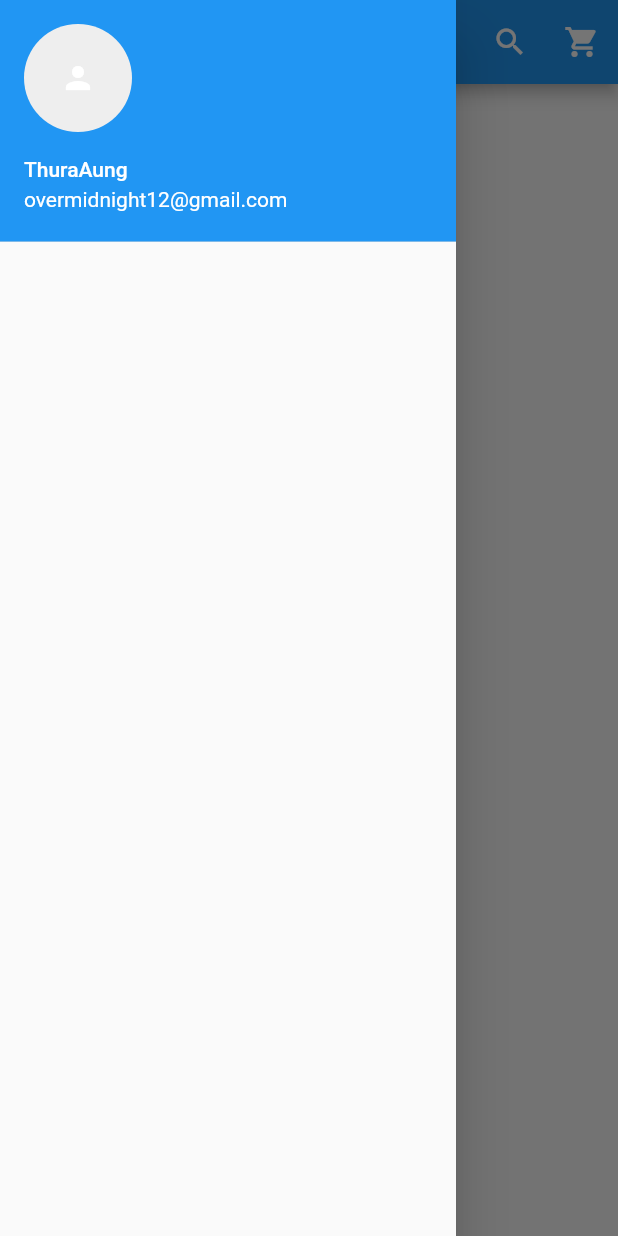
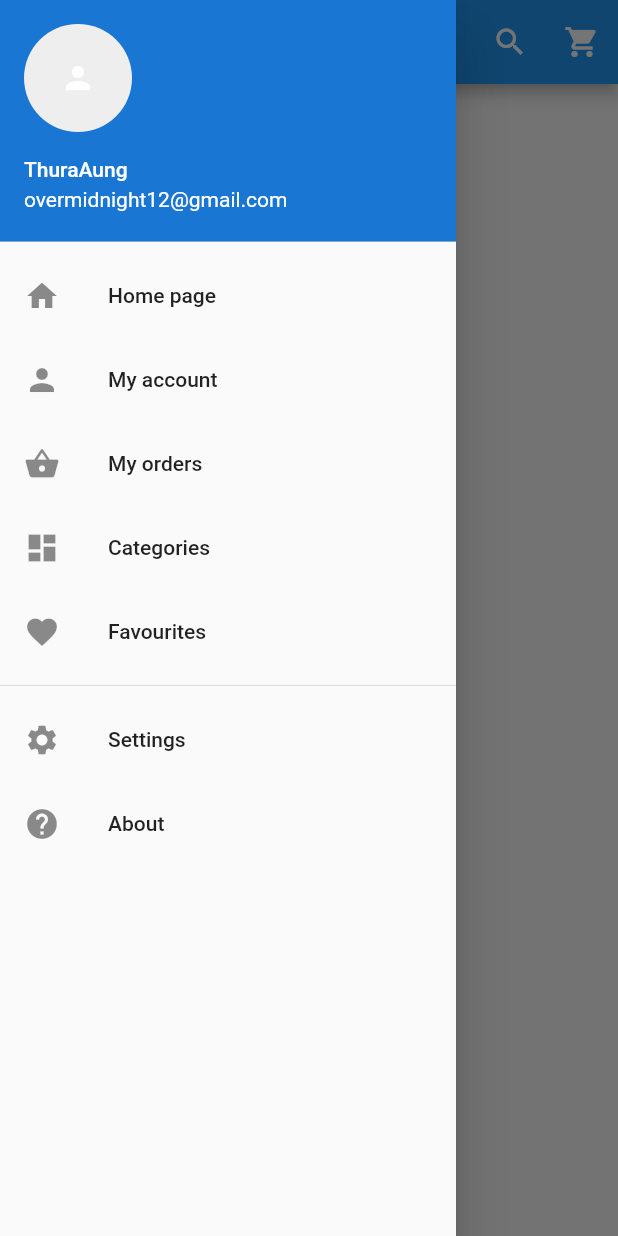
Before and after one commit to zinmyoswe/Flutter-Ecommerce-App, a Flutter app: the screen it shows after launch, with the side drawer open, on a phone screen of 412 x 824 dp. Run offline on Flutter 3.47's test engine with Material 2 defaults, Android fonts, the phone set to English and light mode, and no system bars.

Commit message:
my changes

```diff
--- a/lib/main.dart
+++ b/lib/main.dart
@@ -39,7 +39,70 @@ class _HomePageState extends State<HomePage> {
                    child: Icon(Icons.person, color: Colors.white,),
                 ),
               ),
+              decoration: new BoxDecoration(
+                color: Colors.blue[700]
+              ),
             ),
+
+            InkWell(
+              onTap: (){},
+              child: ListTile(
+                title: Text('Home page'),
+                leading: Icon(Icons.home),
+              ),
+            ),
+
+            InkWell(
+              onTap: (){},
+              child: ListTile(
+                title: Text('My account'),
+                leading: Icon(Icons.person),
+              ),
+            ),
+
+            InkWell(
+              onTap: (){},
+              child: ListTile(
+                title: Text('My orders'),
+                leading: Icon(Icons.shopping_basket),
+              ),
+            ),
+
+            InkWell(
+              onTap: (){},
+              child: ListTile(
+                title: Text('Categories'),
+                leading: Icon(Icons.dashboard),
+              ),
+            ),
+
+            InkWell(
+              onTap: (){},
+              child: ListTile(
+                title: Text('Favourites'),
+                leading: Icon(Icons.favorite),
+              ),
+            ),
+
+            Divider(),
+
+            InkWell(
+              onTap: (){},
+              child: ListTile(
+                title: Text('Settings'),
+                leading: Icon(Icons.settings),
+              ),
+            ),
+
+            InkWell(
+              onTap: (){},
+              child: ListTile(
+                title: Text('About'),
+                leading: Icon(Icons.help),
+              ),
+            ),
+
+
           ],
         ),
       ),
```
